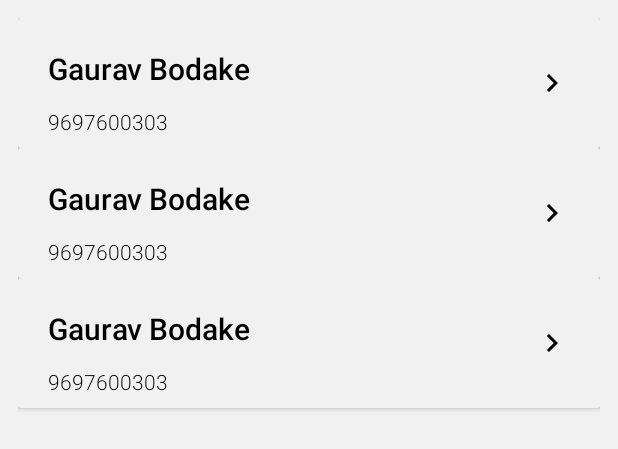
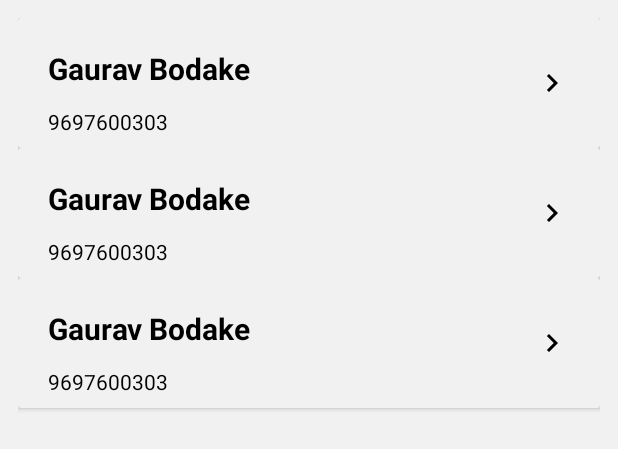
Before and after one commit to Sushant092003/Journey_Craft, an Android app: the layout fragment_restaurants.xml on its own in the app's theme, with its tools: preview values and no code run, on a phone screen of 412 x 824 dp. Shown: the top 449 px of the screen. Run offline under Robolectric (Android 15) with nearby library versions, the phone set to English and light mode, and no system bars; plain views replace NeumorphCardView.

Commit message:
minor changes by gaurav

```diff
--- a/app/src/main/java/com/gmail_bssushant2003/journeycraft/Constants/ApiConstants.kt
+++ b/app/src/main/java/com/gmail_bssushant2003/journeycraft/Constants/ApiConstants.kt
@@ -8,7 +8,7 @@
     var findDrivingPathApiKey = "35ba524ea8msh02b817b9ed5b0ccp1d6de5jsn0efa6edc5b3f"
 
     var showDetailedPlanApiUrl = "http://192.168.1.8:5000/data"
-    var nearbyRestGuideApiUrl = "http://192.168.154.79:8080"
+    var nearbyRestGuideApiUrl = "http://192.168.1.4:8080"
 
     var geminiApiKey = "AIzaSyCpS05faFeF4jgmLdi74Vgqoa3iWLyBF0s"
 
--- a/app/src/main/res/layout/fragment_restaurants.xml
+++ b/app/src/main/res/layout/fragment_restaurants.xml
@@ -8,6 +8,16 @@
     android:background="@color/appbackcolor1"
     android:layout_height="match_parent"
     tools:context=".NavBar.PlanHistory">
+
+    <ProgressBar
+        android:layout_width="wrap_content"
+        android:layout_height="wrap_content"
+        app:layout_constraintTop_toTopOf="parent"
+        app:layout_constraintBottom_toBottomOf="parent"
+        app:layout_constraintEnd_toEndOf="parent"
+        app:layout_constraintStart_toStartOf="parent"
+        android:id="@+id/progress_bar"
+        />
 
     <androidx.recyclerview.widget.RecyclerView
         android:id="@+id/restaurant_rv"
--- a/app/src/main/res/values/themes.xml
+++ b/app/src/main/res/values/themes.xml
@@ -5,7 +5,6 @@
         <item name = "colorPrimary">@color/colorPrimary</item>
         <item name="colorPrimaryDark">@color/colorPrimaryDark</item>
         <item name="colorAccent">@color/colorAccent</item>
-        <item name="fontFamily">sans-serif-light</item>
         <item name="android:textColor">@color/black</item>
         <item name="android:statusBarColor">@color/colorPrimary</item>
 
```
Also changed, not shown: app/src/main/java/com/gmail_bssushant2003/journeycraft/Fragments/GuidesFragment.kt (+0 -13 lines), app/src/main/java/com/gmail_bssushant2003/journeycraft/Fragments/RestaurantsFragment.kt (+0 -13 lines), app/src/main/java/com/gmail_bssushant2003/journeycraft/GuidesAndRestaurants/CacheManager.kt (deleted, +0 -50 lines).
